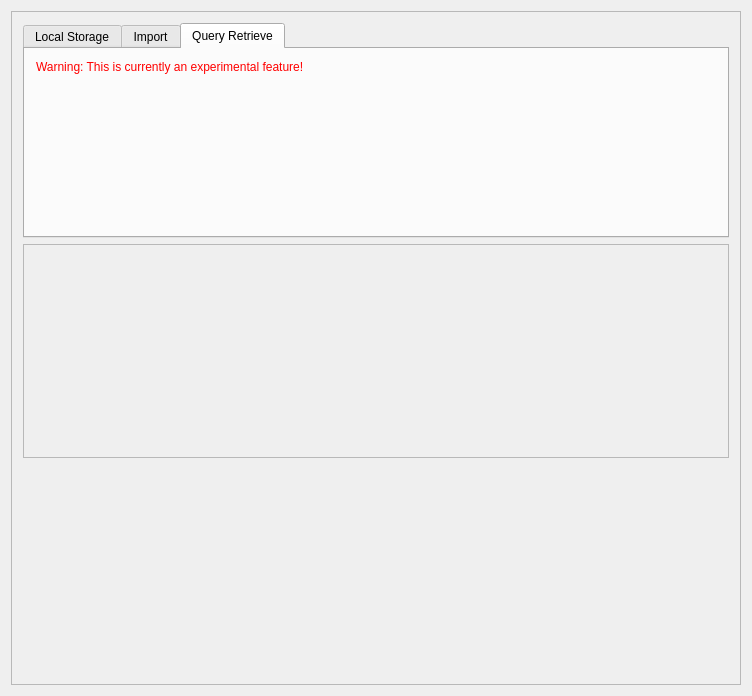
First picture: the form in Plugins/org.mitk.gui.qt.dicom/src/internal/QmitkDicomEditorControls.ui, repository MITK/MITK, before the edit.
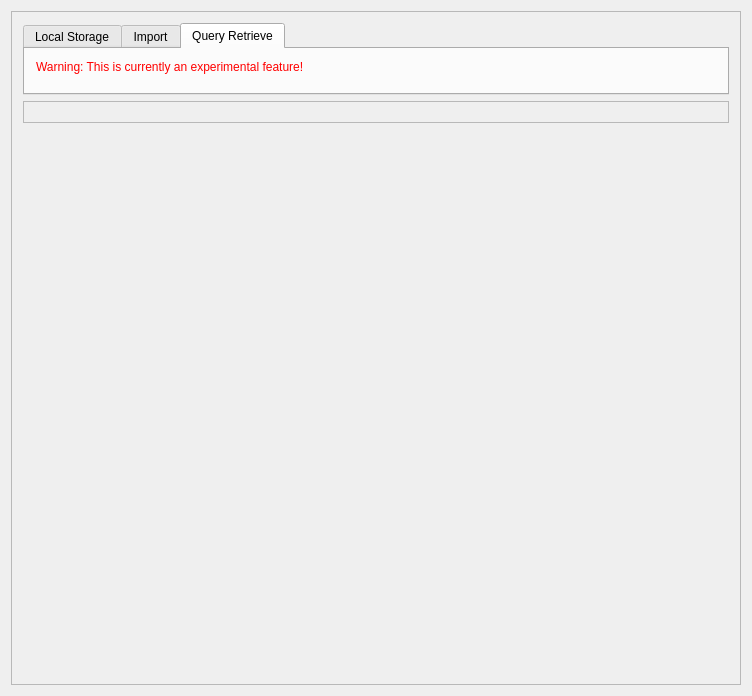
Second picture: the form after the edit. The open tabs and pages were chosen to show the change. Icons and pictures are not drawn. Custom widgets are drawn as their Qt base class.

Commit message: added vertical orientation policy

```diff
--- a/Plugins/org.mitk.gui.qt.dicom/src/internal/QmitkDicomEditorControls.ui
+++ b/Plugins/org.mitk.gui.qt.dicom/src/internal/QmitkDicomEditorControls.ui
@@ -43,12 +43,24 @@
         <height>682</height>
        </rect>
       </property>
+      <property name="sizePolicy">
+       <sizepolicy hsizetype="Expanding" vsizetype="Expanding">
+        <horstretch>0</horstretch>
+        <verstretch>0</verstretch>
+       </sizepolicy>
+      </property>
       <layout class="QVBoxLayout" name="verticalLayout">
        <item>
         <widget class="QTabWidget" name="tabWidget">
          <property name="enabled">
           <bool>true</bool>
          </property>
+         <property name="sizePolicy">
+          <sizepolicy hsizetype="Preferred" vsizetype="Preferred">
+           <horstretch>0</horstretch>
+           <verstretch>0</verstretch>
+          </sizepolicy>
+         </property>
          <property name="styleSheet">
           <string notr="true"/>
          </property>
@@ -130,7 +142,7 @@
          </widget>
          <widget class="QWidget" name="tabWidgetPage3">
           <property name="sizePolicy">
-           <sizepolicy hsizetype="Expanding" vsizetype="Expanding">
+           <sizepolicy hsizetype="Preferred" vsizetype="Preferred">
             <horstretch>0</horstretch>
             <verstretch>0</verstretch>
            </sizepolicy>
@@ -165,7 +177,7 @@
            <item>
             <widget class="ctkDICOMQueryRetrieveWidget" name="m_ctkDICOMQueryRetrieveWidget" native="true">
              <property name="sizePolicy">
-              <sizepolicy hsizetype="Expanding" vsizetype="Expanding">
+              <sizepolicy hsizetype="Preferred" vsizetype="Preferred">
                <horstretch>0</horstretch>
                <verstretch>0</verstretch>
               </sizepolicy>
@@ -179,7 +191,7 @@
        <item>
         <widget class="QFrame" name="frame_2">
          <property name="sizePolicy">
-          <sizepolicy hsizetype="Expanding" vsizetype="Expanding">
+          <sizepolicy hsizetype="Preferred" vsizetype="Preferred">
            <horstretch>0</horstretch>
            <verstretch>0</verstretch>
           </sizepolicy>
@@ -216,7 +228,7 @@
           <item>
            <widget class="QLabel" name="StoreSCPStatusLabel">
             <property name="sizePolicy">
-             <sizepolicy hsizetype="Expanding" vsizetype="Expanding">
+             <sizepolicy hsizetype="Preferred" vsizetype="Preferred">
               <horstretch>0</horstretch>
               <verstretch>0</verstretch>
              </sizepolicy>
```
Left out of the diff: 10 changed lines with no effect on the pictures. The commit also changes 2 other files.
